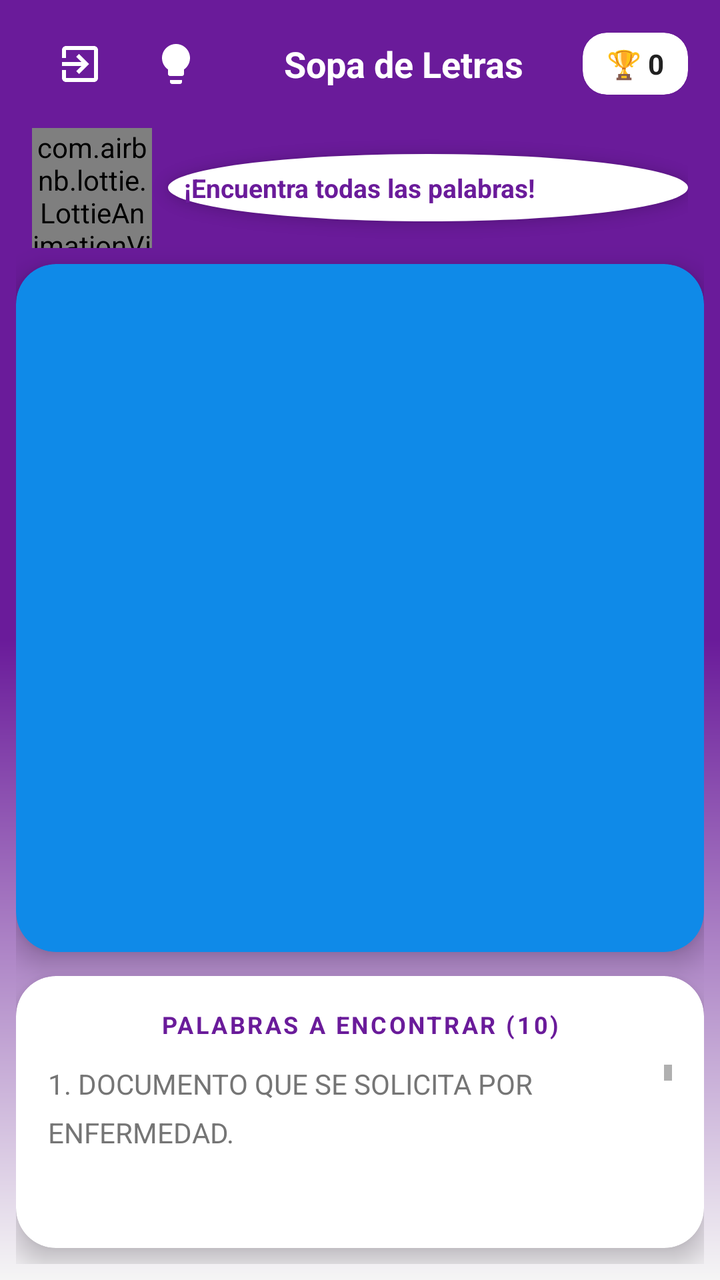
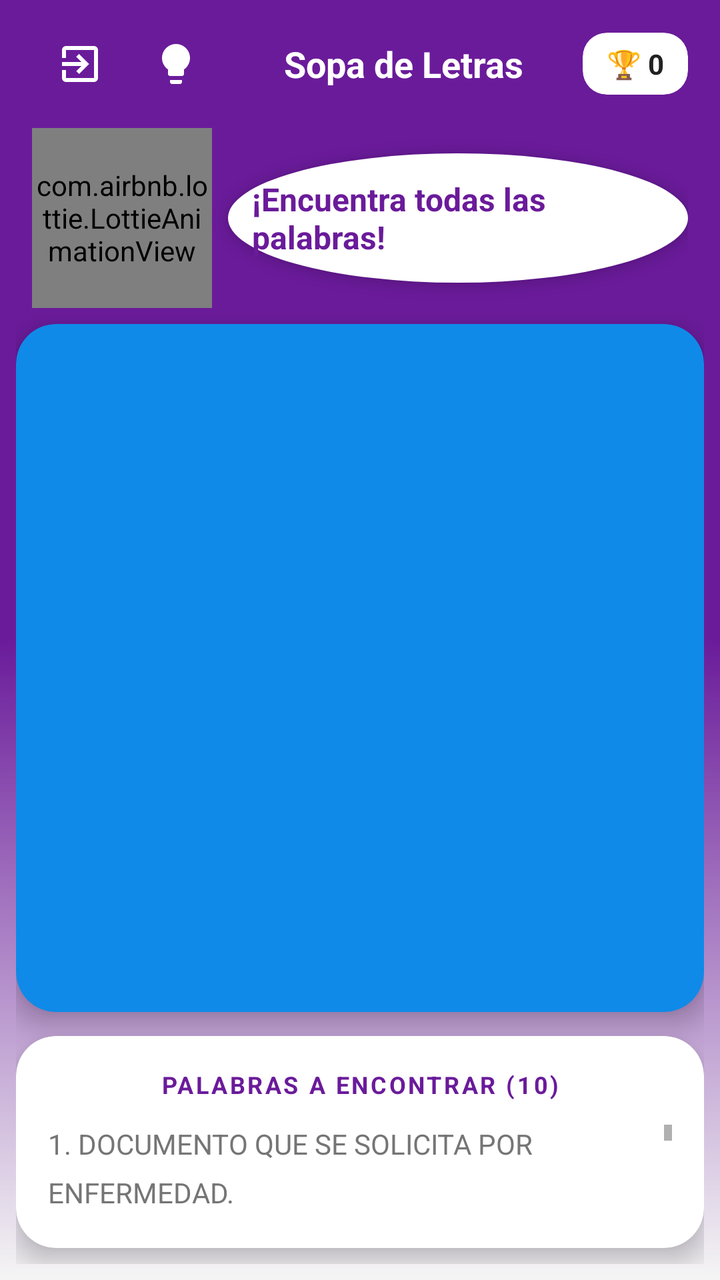

Two renders of the same Android screen: before a commit and after it. Below are the layout's source before the change and the commit's diff.
<!-- AndroidManifest.xml: activity theme Theme.ReglamentoUpp -->
<!-- res/layout/activity_word_search.xml -->
<?xml version="1.0" encoding="utf-8"?>
<androidx.constraintlayout.widget.ConstraintLayout
    xmlns:android="http://schemas.android.com/apk/res/android"
    xmlns:app="http://schemas.android.com/apk/res-auto"
    xmlns:tools="http://schemas.android.com/tools"
    android:layout_width="match_parent"
    android:layout_height="match_parent"
    android:background="@drawable/game_background"
    android:padding="8dp"
    tools:context=".WordSearchActivity">

    <LinearLayout
        android:id="@+id/headerLayout"
        android:layout_width="match_parent"
        android:layout_height="wrap_content"
        android:orientation="horizontal"
        android:gravity="center_vertical"
        android:paddingHorizontal="8dp"
        app:layout_constraintTop_toTopOf="parent">

        <ImageButton
            android:id="@+id/btnBack"
            android:layout_width="48dp"
            android:layout_height="48dp"
            android:background="?attr/selectableItemBackgroundBorderless"
            android:src="@drawable/ic_logout"
            app:tint="@color/white"
            android:contentDescription="Volver" />

        <ImageButton
            android:id="@+id/btnHelpWS"
            android:layout_width="48dp"
            android:layout_height="48dp"
            android:background="?attr/selectableItemBackgroundBorderless"
            android:src="@drawable/ic_foco"
            app:tint="@color/white" />

        <TextView
            android:layout_width="0dp"
            android:layout_height="wrap_content"
            android:layout_weight="1"
            android:text="Sopa de Letras"
            android:textAlignment="center"
            android:textColor="@color/white"
            android:textStyle="bold"
            android:textSize="18sp" />

        <com.google.android.material.card.MaterialCardView
            android:layout_width="wrap_content"
            android:layout_height="wrap_content"
            app:cardCornerRadius="12dp"
            app:cardBackgroundColor="@color/white">

            <LinearLayout
                android:layout_width="wrap_content"
                android:layout_height="wrap_content"
                android:orientation="horizontal"
                android:paddingHorizontal="12dp"
                android:paddingVertical="6dp"
                android:gravity="center_vertical">

                <TextView
                    android:id="@+id/tv_score_puntos"
                    android:layout_width="wrap_content"
                    android:layout_height="wrap_content"
                    android:text="🏆 0"
                    android:textColor="@color/text_primary"
                    android:textStyle="bold" />
            </LinearLayout>
        </com.google.android.material.card.MaterialCardView>
    </LinearLayout>

    <LinearLayout
        android:id="@+id/llMascotArea"
        android:layout_width="match_parent"
        android:layout_height="wrap_content"
        android:orientation="horizontal"
        android:paddingHorizontal="8dp"
        android:paddingTop="8dp"
        android:gravity="center_vertical"
        app:layout_constraintTop_toBottomOf="@id/headerLayout">

        <com.airbnb.lottie.LottieAnimationView
            android:id="@+id/lottieMascot"
            android:layout_width="60dp"
            android:layout_height="60dp"
            app:lottie_rawRes="@raw/owlie_nodding"
            app:lottie_autoPlay="true"
            app:lottie_loop="true" />

        <TextView
            android:id="@+id/tvMessage"
            android:layout_width="match_parent"
            android:layout_height="wrap_content"
            android:background="@drawable/white_circle_bg"
            android:padding="8dp"
            android:layout_marginStart="8dp"
            android:text="¡Encuentra todas las palabras!"
            android:textColor="@color/upp_primary"
            android:textStyle="bold"
            android:textSize="13sp"
            android:elevation="4dp"/>
    </LinearLayout>

    <com.google.android.material.card.MaterialCardView
        android:id="@+id/cardCuadricula"
        android:layout_width="match_parent"
        android:layout_height="0dp"
        android:layout_marginTop="8dp"
        app:cardCornerRadius="20dp"
        app:cardElevation="8dp"
        app:cardBackgroundColor="#0F8AE8"
        app:layout_constraintTop_toBottomOf="@id/llMascotArea"
        app:layout_constraintDimensionRatio="1:1">

        <GridLayout
            android:id="@+id/contenedor_cuadricula"
            android:layout_width="match_parent"
            android:layout_height="match_parent"
            android:padding="4dp"
            android:columnCount="14"
            android:rowCount="14" />
    </com.google.android.material.card.MaterialCardView>

    <com.google.android.material.card.MaterialCardView
        android:id="@+id/cardPalabras"
        android:layout_width="match_parent"
        android:layout_height="0dp"
        android:layout_marginTop="12dp"
        android:layout_marginBottom="8dp"
        app:cardCornerRadius="20dp"
        app:cardElevation="8dp"
        app:cardBackgroundColor="@color/white"
        app:layout_constraintTop_toBottomOf="@id/cardCuadricula"
        app:layout_constraintBottom_toTopOf="@id/btn_regresar">

        <LinearLayout
            android:layout_width="match_parent"
            android:layout_height="match_parent"
            android:orientation="vertical"
            android:padding="16dp">

            <TextView
                android:id="@+id/titulo_palabras"
                android:layout_width="match_parent"
                android:layout_height="wrap_content"
                android:text="PALABRAS A ENCONTRAR (10)"
                android:textSize="12sp"
                android:letterSpacing="0.1"
                android:textColor="@color/upp_primary"
                android:textStyle="bold"
                android:gravity="center"
                android:layout_marginBottom="12dp"/>

            <ScrollView
                android:id="@+id/scroll_palabras"
                android:layout_width="match_parent"
                android:layout_height="0dp"
                android:layout_weight="1"
                android:fadeScrollbars="false">

                <TextView
                    android:id="@+id/lista_palabras"
                    android:layout_width="match_parent"
                    android:layout_height="wrap_content"
                    android:lineSpacingExtra="8dp"
                    android:paddingBottom="8dp"
                    android:text="1. DOCUMENTO QUE SE SOLICITA POR ENFERMEDAD.\n\n2. DOCUMENTO QUE HABLA SOBRE REGLAS.\n\n3. DOCUMENTO QUE RECIBES AL FINALIZAR LA CARRERA.\n\n4. RECURSO QUE EL ESTUDIANTE DEBE CUIDAR AL USAR EN LABORATORIOS.\n\n5. TRÁMITE OBLIGATORIO PARA MANTENER EL ESTATUS DE ALUMNO ACTIVO CADA PERIODO.\n\n6. EL PROCESO DE REVISIÓN FORMAL DE UNA CALIFICACIÓN CON LA QUE EL ALUMNO NO ESTÁ DE ACUERDO.\n\n7. SERVICIO OBLIGATORIO QUE EL ALUMNO DEBE CUMPLIR COMO REQUISITO DE TITULACIÓN.\n\n8. RESULTADO DIRECTO DE COMETER UNA FALTA GRAVE.\n\n9. LA CLASIFICACIÓN QUE RECIBE LA ALTERACIÓN DE HORARIOS, FECHAS O FOLIOS DE DOCUMENTOS OFICIALES.\n\n10. NOMBRE DEL LISTADO DE ACCIONES QUE NO SON PERMITIDAS."
                    android:textColor="@color/text_secondary"
                    android:textSize="14sp" />
            </ScrollView>
        </LinearLayout>
    </com.google.android.material.card.MaterialCardView>

    <com.google.android.material.button.MaterialButton
        android:id="@+id/btn_regresar"
        android:layout_width="match_parent"
        android:layout_height="56dp"
        android:text="REGRESAR AL MENÚ"
        android:textColor="@color/white"
        android:textSize="16sp"
        android:textStyle="bold"
        app:cornerRadius="16dp"
        app:backgroundTint="@color/upp_primary"
        android:visibility="gone"
        app:layout_constraintBottom_toBottomOf="parent"
        tools:visibility="visible"/>

</androidx.constraintlayout.widget.ConstraintLayout>
<!-- resources referenced by this layout -->
<resources>
  <color name="text_primary">#212121</color>
  <color name="text_secondary">#757575</color>
  <color name="upp_primary">#6A1B9A</color>
  <color name="white">#FFFFFFFF</color>
  <!-- drawable game_background (drawable) -->
  <?xml version="1.0" encoding="utf-8"?>
  <shape xmlns:android="http://schemas.android.com/apk/res/android">
      <gradient
          android:angle="270"
          android:startColor="@color/gradient_start"
          android:centerColor="@color/upp_primary"
          android:endColor="@color/app_bg"
          android:endY="0.7"
          android:type="linear" />
  </shape>
  <!-- drawable ic_foco (drawable) -->
  <vector xmlns:android="http://schemas.android.com/apk/res/android"
      android:width="24dp"
      android:height="24dp"
      android:viewportWidth="24"
      android:viewportHeight="24">
      <path
          android:fillColor="#FFFFFF"
          android:pathData="M9,21c0,0.55 0.45,1 1,1h4c0.55,0 1,-0.45 1,-1v-1H9V21zM12,2C8.14,2 5,5.14 5,9c0,2.38 1.19,4.47 3,5.74V17c0,0.55 0.45,1 1,1h6c0.55,0 1,-0.45 1,-1v-2.26c1.81,-1.27 3,-3.36 3,-5.74C19,5.14 15.86,2 12,2z"/>
  </vector>
  <!-- drawable ic_logout (drawable) -->
  <vector xmlns:android="http://schemas.android.com/apk/res/android"
      android:width="24dp"
      android:height="24dp"
      android:viewportWidth="24"
      android:viewportHeight="24"
      android:tint="#FFFFFF">
      <path
          android:fillColor="@android:color/white"
          android:pathData="M10.09,15.59L11.5,17l5,-5 -5,-5 -1.41,1.41L12.67,11H3v2h9.67l-2.58,2.59zM19,3H5c-1.11,0 -2,0.9 -2,2v4h2V5h14v14H5v-4H3v4c0,1.1 0.89,2 2,2h14c1.1,0 2,-0.9 2,-2V5c0,-1.1 -0.9,-2 -2,-2z"/>
  </vector>
  <!-- drawable white_circle_bg (drawable) -->
  <?xml version="1.0" encoding="utf-8"?>
  <shape xmlns:android="http://schemas.android.com/apk/res/android" android:shape="oval">
      <solid android:color="@color/white"/>
  </shape>
  <style name="Theme.ReglamentoUpp" parent="Theme.MaterialComponents.DayNight.NoActionBar">
          <item name="colorPrimary">@color/upp_primary</item>
          <item name="colorPrimaryVariant">@color/upp_primary_dark</item>
          <item name="colorOnPrimary">@color/white</item>
          <item name="colorSecondary">@color/upp_accent</item>
          <item name="colorSecondaryVariant">@color/upp_secondary</item>
          <item name="colorOnSecondary">@color/white</item>
  
          <item name="shapeAppearanceSmallComponent">@style/ShapeAppearance.App.SmallComponent</item>
          <item name="shapeAppearanceMediumComponent">@style/ShapeAppearance.App.MediumComponent</item>
          <item name="shapeAppearanceLargeComponent">@style/ShapeAppearance.App.LargeComponent</item>
  
          <item name="textInputStyle">@style/Widget.MaterialComponents.TextInputLayout.OutlinedBox.Rounded</item>
      </style>
  <color name="gradient_start">#6A1B9A</color>
  <color name="app_bg">#F5F5F5</color>
  <color name="upp_primary_dark">#4A148C</color>
  <color name="upp_accent">#AB47BC</color>
  <color name="upp_secondary">#8E24AA</color>
  <style name="ShapeAppearance.App.SmallComponent" parent="ShapeAppearance.MaterialComponents.SmallComponent">
          <item name="cornerFamily">rounded</item>
          <item name="cornerSize">50%</item> </style>
  <style name="ShapeAppearance.App.MediumComponent" parent="ShapeAppearance.MaterialComponents.MediumComponent">
          <item name="cornerFamily">rounded</item>
          <item name="cornerSize">28dp</item> </style>
  <style name="ShapeAppearance.App.LargeComponent" parent="ShapeAppearance.MaterialComponents.LargeComponent">
          <item name="cornerFamily">rounded</item>
          <item name="cornerSize">36dp</item> </style>
  <style name="Widget.MaterialComponents.TextInputLayout.OutlinedBox.Rounded" parent="Widget.MaterialComponents.TextInputLayout.OutlinedBox">
          <item name="boxCornerRadiusTopStart">24dp</item>
          <item name="boxCornerRadiusTopEnd">24dp</item>
          <item name="boxCornerRadiusBottomStart">24dp</item>
          <item name="boxCornerRadiusBottomEnd">24dp</item>
      </style>
</resources>

<!-- the commit's change to res/layout/activity_word_search.xml (unified diff, before → after) -->
@@ -82,8 +82,8 @@
 
         <com.airbnb.lottie.LottieAnimationView
             android:id="@+id/lottieMascot"
-            android:layout_width="60dp"
-            android:layout_height="60dp"
+            android:layout_width="90dp"
+            android:layout_height="90dp"
             app:lottie_rawRes="@raw/owlie_nodding"
             app:lottie_autoPlay="true"
             app:lottie_loop="true" />
@@ -93,12 +93,12 @@
             android:layout_width="match_parent"
             android:layout_height="wrap_content"
             android:background="@drawable/white_circle_bg"
-            android:padding="8dp"
+            android:padding="12dp"
             android:layout_marginStart="8dp"
             android:text="¡Encuentra todas las palabras!"
             android:textColor="@color/upp_primary"
             android:textStyle="bold"
-            android:textSize="13sp"
+            android:textSize="16sp"
             android:elevation="4dp"/>
     </LinearLayout>
 
